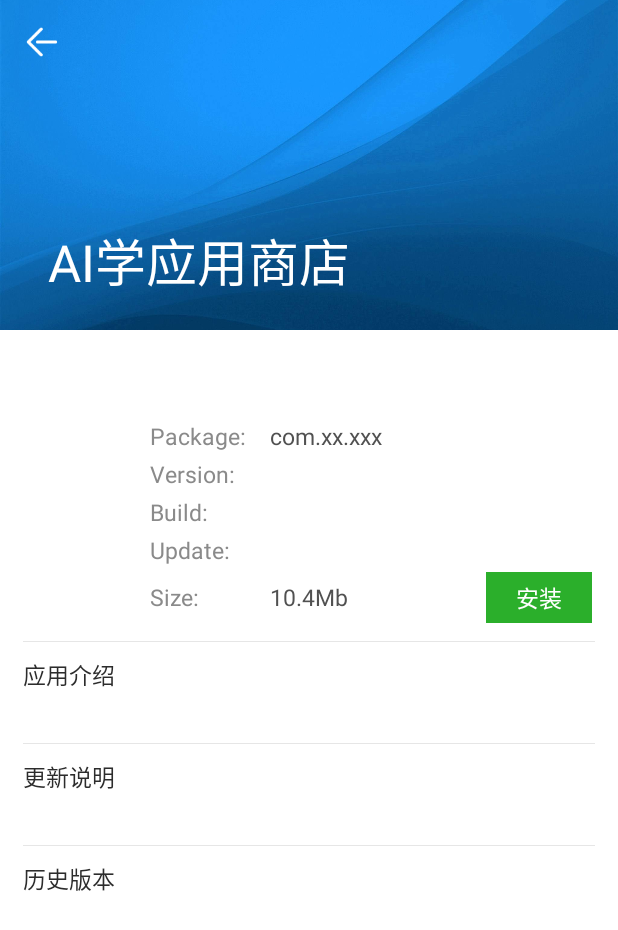
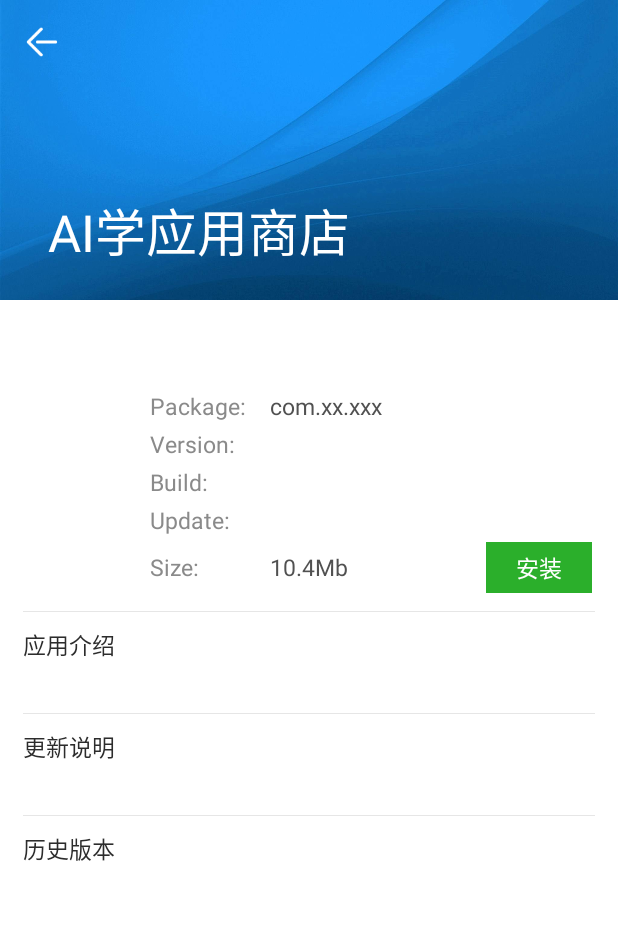
Before and after one commit to fengxiang1990/aixue_store, an Android app: the AppDetailActivity screen opened directly, with no data from a screen before it, on a phone screen of 412 x 824 dp. Shown: the top 930 px of the screen. Run offline under Robolectric (Android 15) with nearby library versions, the phone set to English and light mode, and no system bars; our stand-ins replace RxJava; pictures from the network do not load; 5 statements that could not run were skipped.

```diff
--- a/app/src/main/res/layout/activity_app_detail.xml
+++ b/app/src/main/res/layout/activity_app_detail.xml
@@ -6,7 +6,7 @@
 
     <android.support.design.widget.AppBarLayout
         android:layout_width="match_parent"
-        android:layout_height="220dp"
+        android:layout_height="200dp"
         android:stateListAnimator="@null"
         android:theme="@style/ThemeOverlay.AppCompat.Dark.ActionBar">
 
```
